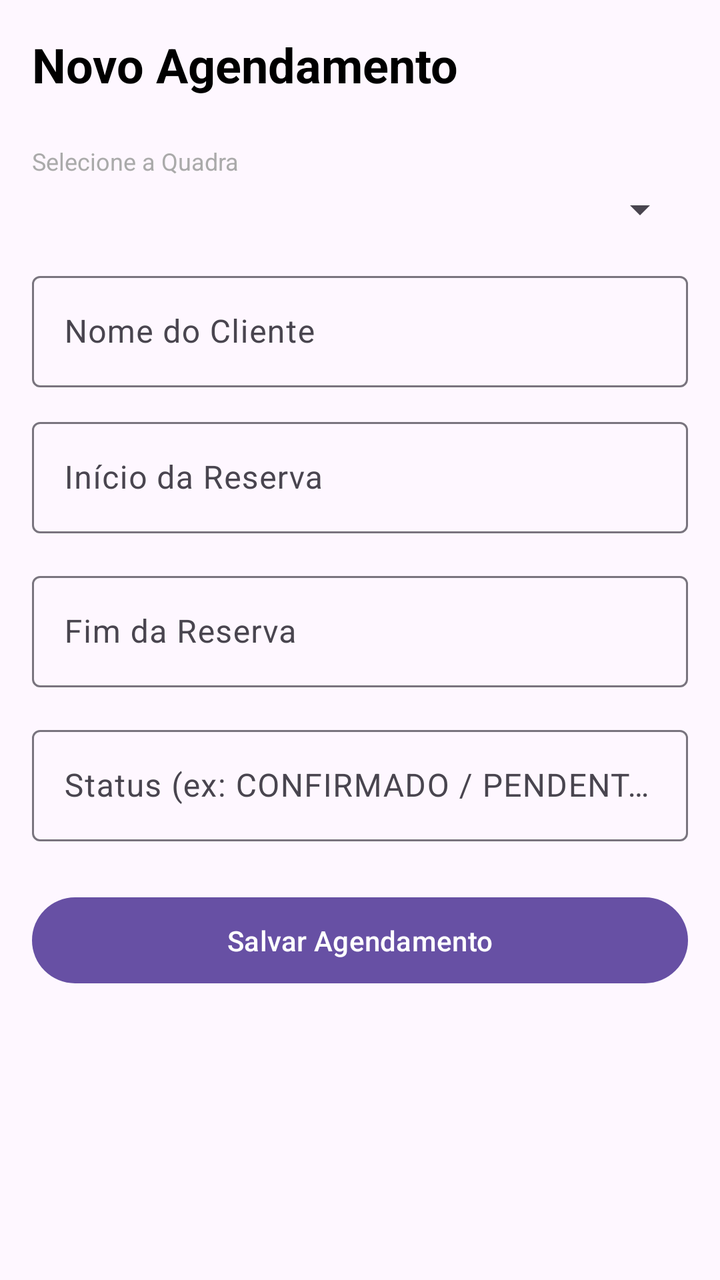
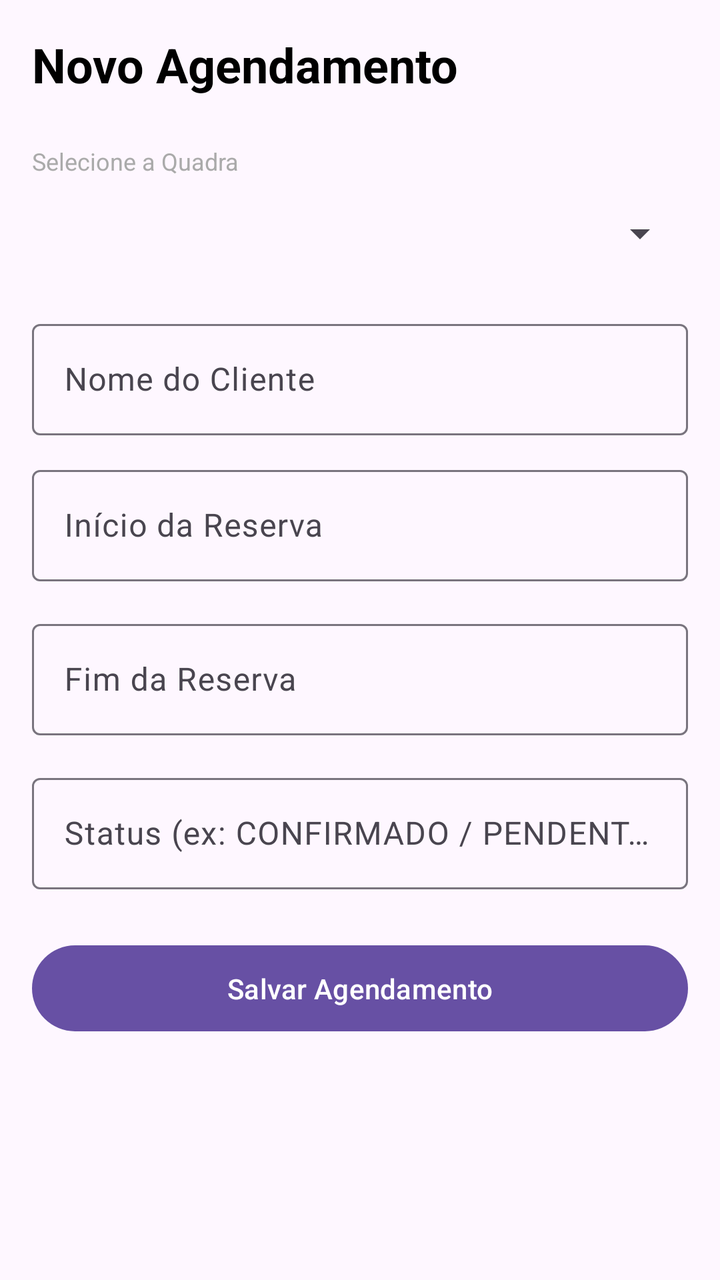

Screens rendered from an Android XML layout before and after an edit, with the pre-edit source and the edit as a unified diff.
<!-- AndroidManifest.xml: application theme Theme.Safoandroid -->
<!-- res/layout/activity_cadastro_agendamento.xml -->
<?xml version="1.0" encoding="utf-8"?>
<ScrollView xmlns:android="http://schemas.android.com/apk/res/android"
    android:layout_width="match_parent"
    android:layout_height="match_parent"
    android:padding="16dp">

    <LinearLayout
        android:layout_width="match_parent"
        android:layout_height="wrap_content"
        android:orientation="vertical">

        <TextView
            android:id="@+id/textTituloAgendamento"
            android:layout_width="wrap_content"
            android:layout_height="wrap_content"
            android:layout_marginBottom="24dp"
            android:text="Novo Agendamento"
            android:textColor="@android:color/black"
            android:textSize="24sp"
            android:textStyle="bold" />

        <TextView
            android:layout_width="wrap_content"
            android:layout_height="wrap_content"
            android:layout_marginBottom="4dp"
            android:text="Selecione a Quadra"
            android:textColor="@android:color/darker_gray"
            android:textSize="12sp" />

        <Spinner
            android:id="@+id/spinnerQuadras"
            android:layout_width="match_parent"
            android:layout_height="wrap_content"
            android:layout_marginBottom="16dp"
            android:padding="12dp" />

        <com.google.android.material.textfield.TextInputLayout
            android:layout_width="match_parent"
            android:layout_height="wrap_content"
            android:layout_marginBottom="12dp"
            android:hint="Nome do Cliente">

            <com.google.android.material.textfield.TextInputEditText
                android:id="@+id/editNomeCliente"
                android:layout_width="match_parent"
                android:layout_height="wrap_content"
                android:inputType="textPersonName" />
        </com.google.android.material.textfield.TextInputLayout>

        <com.google.android.material.textfield.TextInputLayout
            android:layout_width="match_parent"
            android:layout_height="wrap_content"
            android:layout_marginBottom="16dp"
            android:hint="Início da Reserva">

            <com.google.android.material.textfield.TextInputEditText
                android:id="@+id/editDataHoraInicio"
                android:layout_width="match_parent"
                android:layout_height="wrap_content"
                android:clickable="true"
                android:focusable="false" />
        </com.google.android.material.textfield.TextInputLayout>

        <com.google.android.material.textfield.TextInputLayout
            android:layout_width="match_parent"
            android:layout_height="wrap_content"
            android:layout_marginBottom="16dp"
            android:hint="Fim da Reserva">

            <com.google.android.material.textfield.TextInputEditText
                android:id="@+id/editDataHoraFim"
                android:layout_width="match_parent"
                android:layout_height="wrap_content"
                android:clickable="true"
                android:focusable="false" />
        </com.google.android.material.textfield.TextInputLayout>

        <com.google.android.material.textfield.TextInputLayout
            android:layout_width="match_parent"
            android:layout_height="wrap_content"
            android:layout_marginBottom="24dp"
            android:hint="Status (ex: CONFIRMADO / PENDENTE)">

            <com.google.android.material.textfield.TextInputEditText
                android:id="@+id/editStatusAgendamento"
                android:layout_width="match_parent"
                android:layout_height="wrap_content"
                android:inputType="textCapCharacters" />
        </com.google.android.material.textfield.TextInputLayout>

        <Button
            android:id="@+id/btnSalvarAgendamento"
            android:layout_width="match_parent"
            android:layout_height="wrap_content"
            android:padding="12dp"
            android:text="Salvar Agendamento" />

    </LinearLayout>
</ScrollView>
<!-- resources referenced by this layout -->
<resources>
  <style name="Theme.Safoandroid" parent="Base.Theme.Safoandroid" />
  <style name="Base.Theme.Safoandroid" parent="Theme.Material3.DayNight.NoActionBar">
          
          
      </style>
</resources>

<!-- the commit's change to res/layout/activity_cadastro_agendamento.xml (unified diff, before → after) -->
@@ -30,9 +30,9 @@
         <Spinner
             android:id="@+id/spinnerQuadras"
             android:layout_width="match_parent"
-            android:layout_height="wrap_content"
+            android:layout_height="48dp"
             android:layout_marginBottom="16dp"
-            android:padding="12dp" />
+            android:spinnerMode="dropdown" />
 
         <com.google.android.material.textfield.TextInputLayout
             android:layout_width="match_parent"
